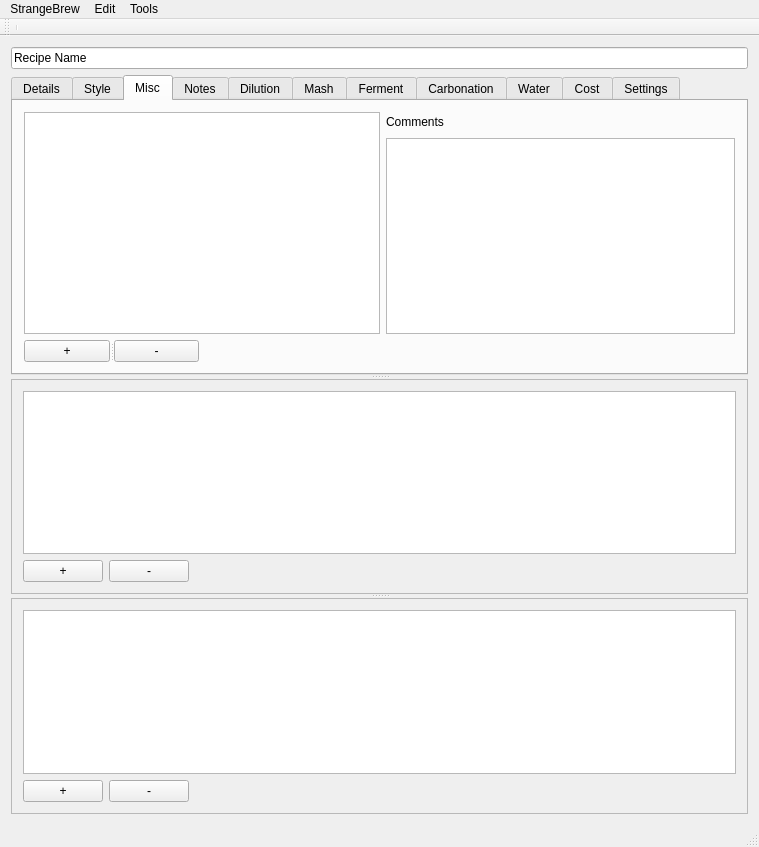
Above: StrangeBrew/strangebrew.ui from DougEdey/StrangeBrewQT before the change. Below: the same form after it.
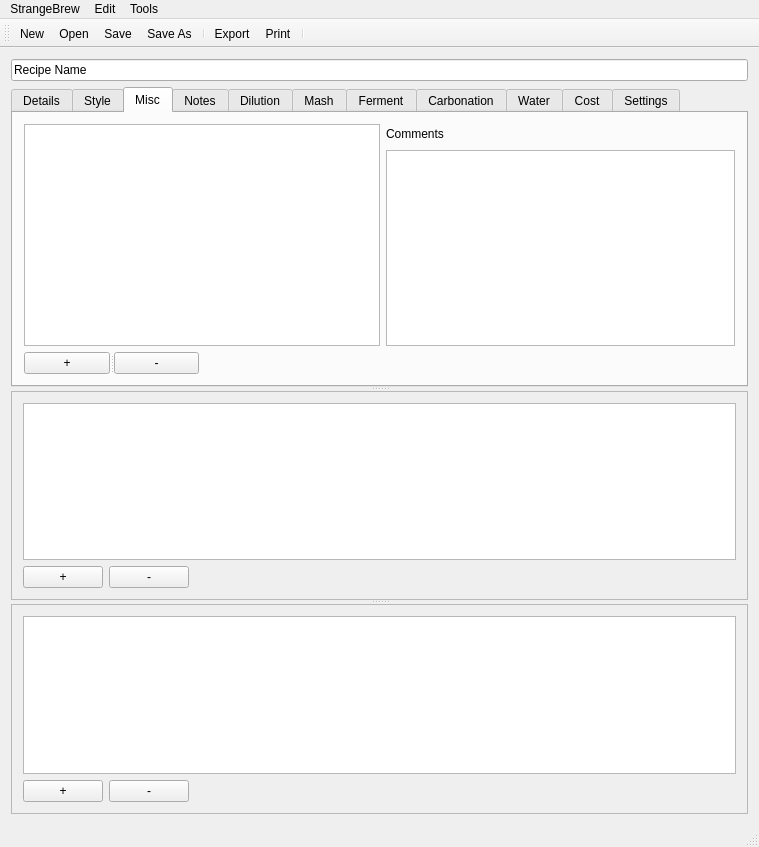
That is the form after the change. The open tabs and pages were chosen to show the change. Icons and pictures are not drawn.

Commit message: Enable the main toolbar buttons

Patch:
```diff
--- a/StrangeBrew/strangebrew.ui
+++ b/StrangeBrew/strangebrew.ui
@@ -2211,12 +2211,25 @@
    <addaction name="menuTools"/>
   </widget>
   <widget class="QToolBar" name="mainToolBar">
+   <property name="iconSize">
+    <size>
+     <width>24</width>
+     <height>24</height>
+    </size>
+   </property>
    <attribute name="toolBarArea">
     <enum>TopToolBarArea</enum>
    </attribute>
    <attribute name="toolBarBreak">
     <bool>false</bool>
    </attribute>
+   <addaction name="actionNew"/>
+   <addaction name="actionOpen"/>
+   <addaction name="actionSave"/>
+   <addaction name="actionSave_As"/>
+   <addaction name="separator"/>
+   <addaction name="actionExport"/>
+   <addaction name="actionPrint"/>
    <addaction name="separator"/>
   </widget>
   <widget class="QStatusBar" name="statusBar"/>
```
Left out of the diff: 5 changed lines with no effect on the pictures. The commit also changes 2 other files.
